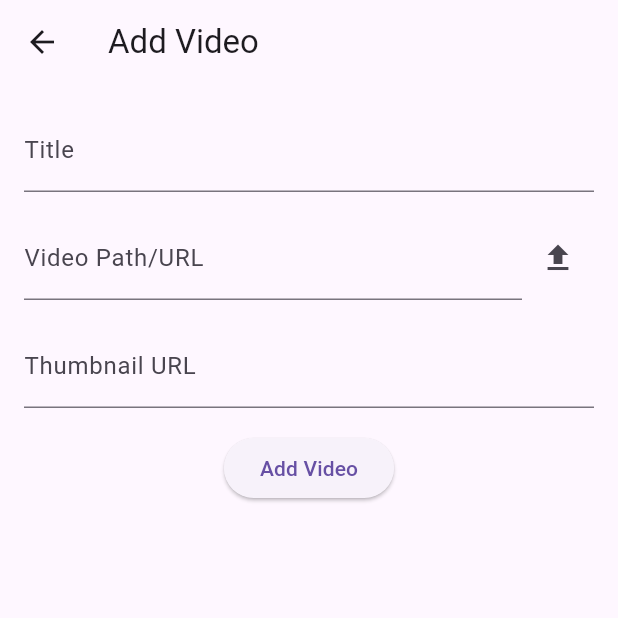
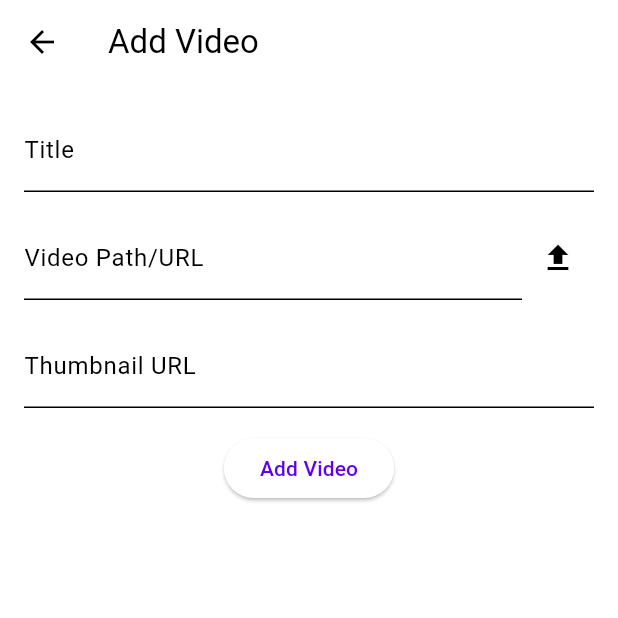
Before and after one commit to Vansh-Bh/video_notes_app, a Flutter app: the AddVideoView screen opened directly, on a phone screen of 412 x 824 dp, the top half of it. Run offline on Flutter 3.47's test engine with Material 3 defaults, Android fonts, the phone set to English and light mode, and no system bars; our stand-ins replace file_picker, get, get_storage; missing offline and left inert: flutter_quill, media_kit, media_kit_video; accounts and stored records are empty; network calls fail.

Commit message:
feat: can change theme

```diff
--- /dev/null
+++ b/lib/theme_changer.dart
@@ -0,0 +1,37 @@
+import 'package:flutter/material.dart';
+import 'package:get/get.dart';
+import 'package:get_storage/get_storage.dart';
+
+class ThemeService extends GetxController {
+  final _box = GetStorage();
+  final _key = 'isDarkMode';
+
+  RxBool isDarkMode = false.obs;
+
+  ThemeService() {
+    isDarkMode.value = _loadThemeFromBox();
+  }
+
+  ThemeMode get theme => isDarkMode.value ? ThemeMode.dark : ThemeMode.light;
+
+  bool _loadThemeFromBox() => _box.read(_key) ?? false;
+
+  _saveThemeToBox(bool isDarkMode) => _box.write(_key, isDarkMode);
+
+  void switchTheme() {
+    isDarkMode.value = !isDarkMode.value;
+    Get.changeThemeMode(isDarkMode.value ? ThemeMode.dark : ThemeMode.light);
+    _saveThemeToBox(isDarkMode.value);
+  }
+}
+class MyAppThemes {
+  static final lightTheme = ThemeData(
+    scaffoldBackgroundColor: Colors.white,
+    colorScheme: ColorScheme.light(),
+  );
+
+  static final darkTheme = ThemeData(
+    scaffoldBackgroundColor: Colors.black,
+    colorScheme: ColorScheme.dark(),
+  );
+}
```
Also changed, not shown: lib/main.dart (+17 -3 lines), lib/modules/home/home_view.dart (+12 -0 lines).
